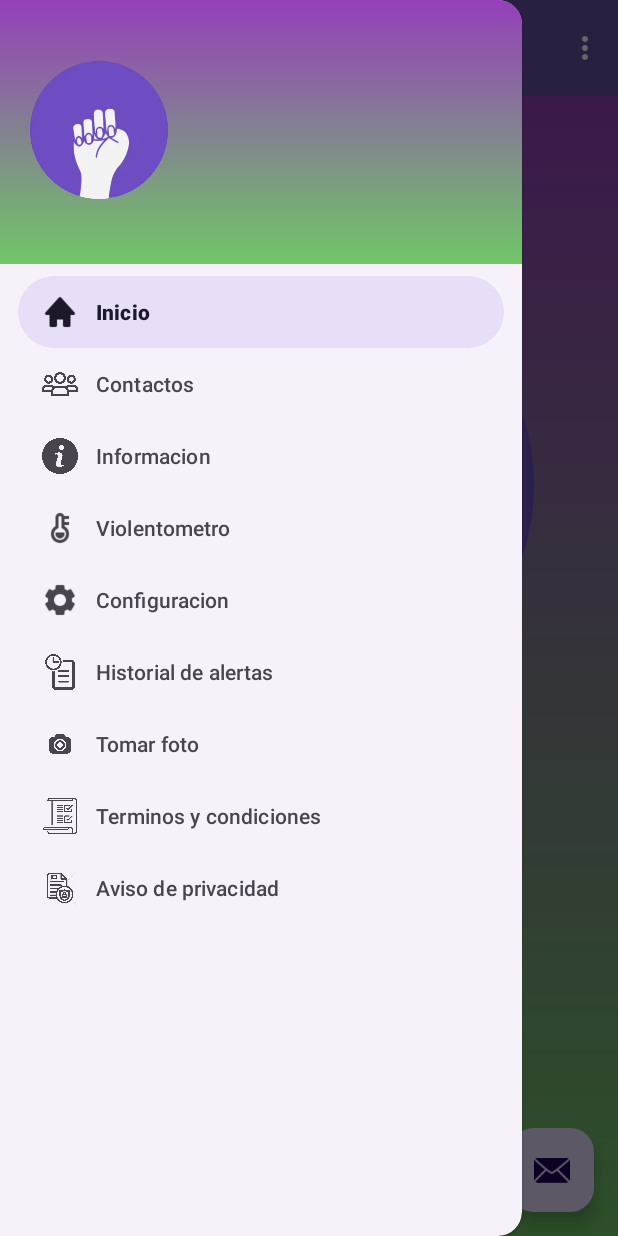
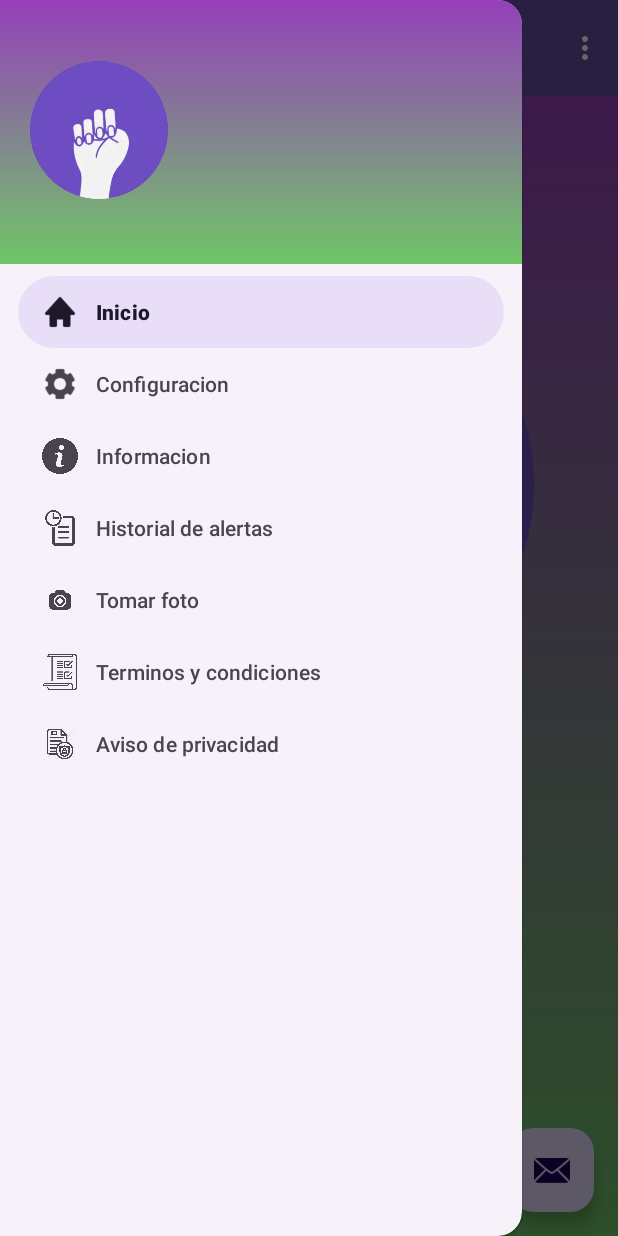
Before and after one commit to hassansabag81/AppProyectoFinal, an Android app: the MenuActivity2 screen opened directly, with no data from a screen before it, with the side drawer open, on a phone screen of 412 x 824 dp. Run offline under Robolectric (Android 15) with nearby library versions, the phone set to English and light mode, and no system bars; our stand-ins replace navigation-ui; Roboto replaces fonts that are not available here.

Commit message:
Ajuste orden del menu lateral

```diff
--- a/app/src/main/res/menu/activity_main_drawer.xml
+++ b/app/src/main/res/menu/activity_main_drawer.xml
@@ -10,24 +10,14 @@
             android:title="Inicio" />
 
         <item
-            android:id="@+id/contactos"
-            android:icon="@drawable/contact"
-            android:title="Contactos" />
+            android:title="Configuracion"
+            android:icon="@drawable/config"
+            android:id="@+id/configuracion" />
 
         <item
             android:id="@+id/informacion"
             android:icon="@drawable/info"
             android:title="Informacion" />
-
-        <item
-            android:id="@+id/violentometro"
-            android:icon="@drawable/medidor"
-            android:title="@string/violentometro" />
-
-        <item
-            android:title="Configuracion"
-            android:icon="@drawable/config"
-            android:id="@+id/configuracion" />
 
         <item
             android:title="Historial de alertas"
```
